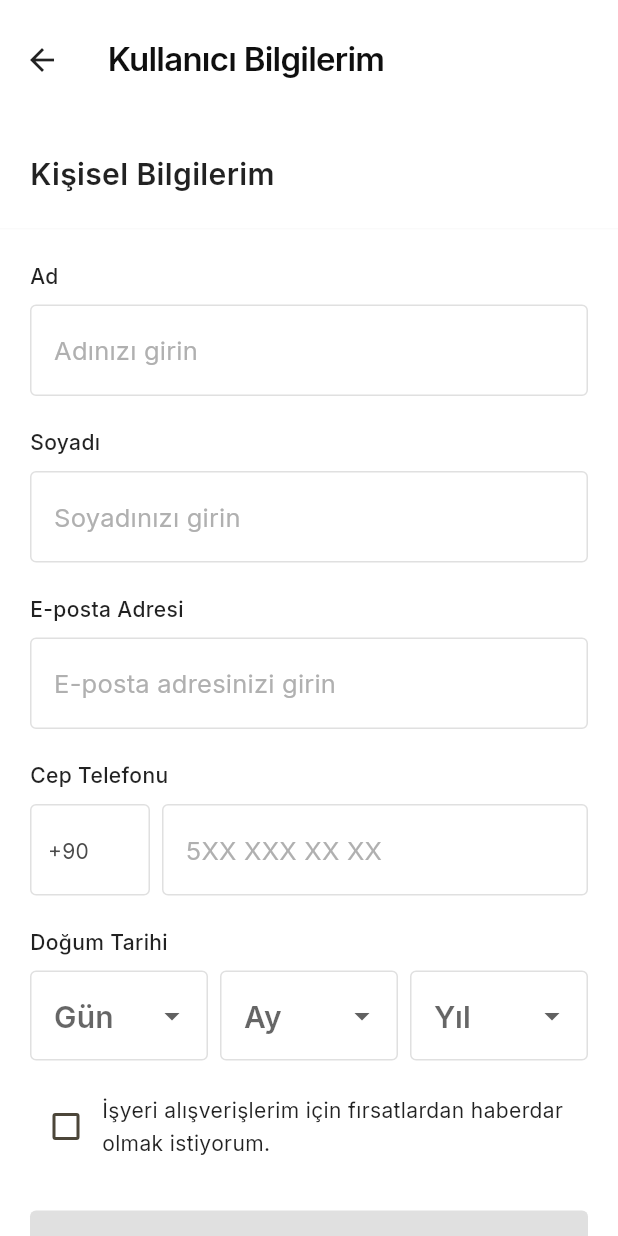
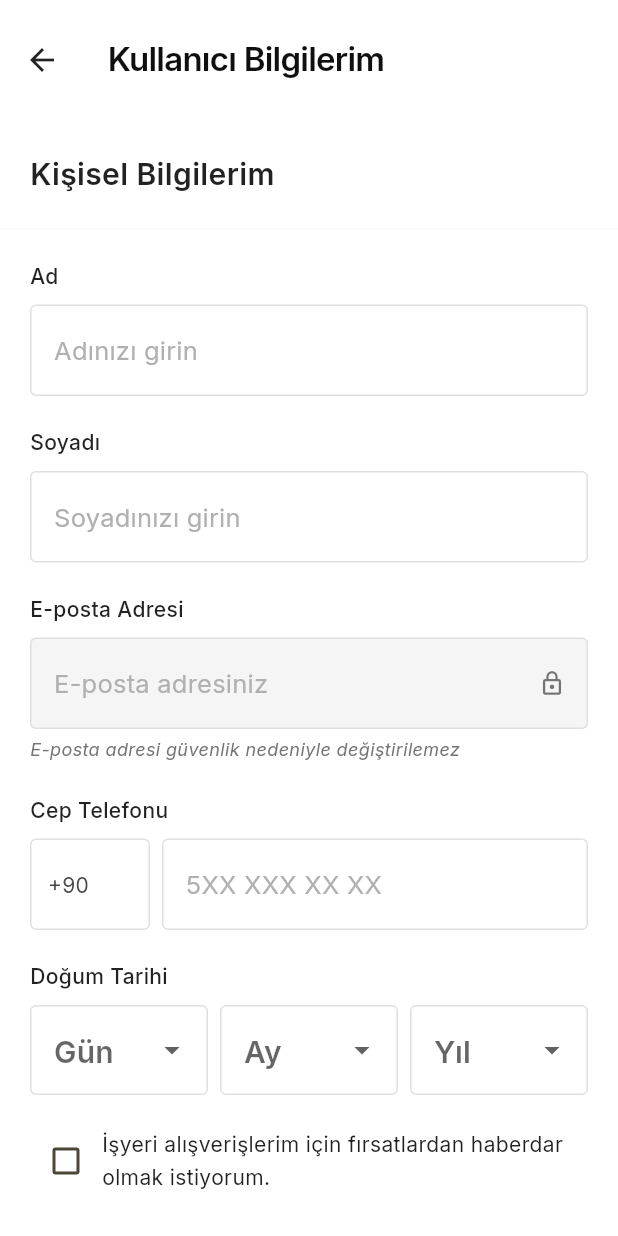
Before and after one commit to ibrahimbaspinar00/tuning, a Flutter app: the ProfilDuzenlemeSayfasi screen opened directly, on a phone screen of 412 x 824 dp. Run offline on Flutter 3.47's test engine with Material 3 defaults, Android fonts, the phone set to English and light mode, and no system bars; our stand-ins replace app_links, cached_network_image, cloud_firestore, connectivity_plus, firebase_auth, firebase_core and 7 more; missing offline and left inert: dart:html; accounts and stored records are empty.

Commit message:
Fix: Profil düzenleme - Email alanı düzenlenemez yapıldı, sadece görüntüleme modunda

```diff
--- a/lib/sayfalar/profil_duzenleme_sayfasi.dart
+++ b/lib/sayfalar/profil_duzenleme_sayfasi.dart
@@ -196,44 +196,8 @@ class _ProfilDuzenlemeSayfasiState extends State<ProfilDuzenlemeSayfasi> {
         });
       }
 
-      // E-posta değiştirilmişse direkt Firebase Auth'ta güncellemeyi dene
-      final newEmail = _emailController.text.trim();
-      if (user != null && user.email != null && user.email!.toLowerCase() != newEmail.toLowerCase()) {
-        try {
-          // Direkt email değişikliğini dene
-          await user.updateEmail(newEmail);
-
-          // Başarılı olursa kullanıcıya bilgi ver
-          if (mounted) {
-            debugPrint('✅ Email başarıyla Firebase Auth\'da güncellendi');
-          }
-        } catch (authError) {
-          // Email değişikliği başarısız olursa (doğrulama gerekiyorsa)
-          // Firestore'da güncelleme zaten yapıldı, kullanıcıya bilgi ver
-          debugPrint('⚠️ Firebase Auth email güncelleme hatası: $authError');
-
-          // Hata mesajını kontrol et
-          final errorString = authError.toString();
-          if (errorString.contains('requires-recent-login') ||
-              errorString.contains('operation-not-allowed')) {
-            // Doğrulama gerekiyor ama Firestore'da güncellendi
-            if (mounted) {
-              ScaffoldMessenger.of(context).showSnackBar(
-                SnackBar(
-                  content: Text(
-                    'E-posta adresi Firestore\'da güncellendi. Firebase Authentication için yeniden giriş yapmanız gerekebilir.',
-                  ),
-                  backgroundColor: Colors.orange,
-                  duration: const Duration(seconds: 4),
-                ),
-              );
-            }
-          } else {
-            // Diğer hatalar için genel mesaj
-            debugPrint('Email güncelleme hatası: $authError');
-          }
-        }
-      }
+      // Email değişikliği yapılmıyor - email alanı disabled
+      // Sadece mevcut email'i Firestore'da sakla (değişiklik yok)
 
       if (mounted) {
         ScaffoldMessenger.of(context).showSnackBar(
@@ -415,7 +379,7 @@ class _ProfilDuzenlemeSayfasiState extends State<ProfilDuzenlemeSayfasi> {
                           ),
                           const SizedBox(height: 20),
 
-                          // E-posta Adresi
+                           // E-posta Adresi - Sadece görüntüleme (düzenlenemez)
                            Text(
                              'E-posta Adresi',
                              style: GoogleFonts.inter(
@@ -427,9 +391,10 @@ class _ProfilDuzenlemeSayfasiState extends State<ProfilDuzenlemeSayfasi> {
                            const SizedBox(height: 8),
                            TextFormField(
                              controller: _emailController,
+                             enabled: false, // Düzenlenemez
                              keyboardType: TextInputType.emailAddress,
                              decoration: InputDecoration(
-                              hintText: 'E-posta adresinizi girin',
+                               hintText: 'E-posta adresiniz',
                                border: OutlineInputBorder(
                                  borderRadius: BorderRadius.circular(4),
                                  borderSide: BorderSide(color: Colors.grey[300]!),
@@ -438,24 +403,32 @@ class _ProfilDuzenlemeSayfasiState extends State<ProfilDuzenlemeSayfasi> {
                                  borderRadius: BorderRadius.circular(4),
                                  borderSide: BorderSide(color: Colors.grey[300]!),
                                ),
-                              focusedBorder: OutlineInputBorder(
+                               disabledBorder: OutlineInputBorder(
                                  borderRadius: BorderRadius.circular(4),
-                                borderSide: const BorderSide(color: Color(0xFFF27A1A)),
+                                 borderSide: BorderSide(color: Colors.grey[300]!),
                                ),
                                filled: true,
-                              fillColor: Colors.white,
+                               fillColor: Colors.grey[100], // Disabled görünümü
                                contentPadding: const EdgeInsets.symmetric(horizontal: 12, vertical: 16),
+                               suffixIcon: Icon(
+                                 Icons.lock_outline,
+                                 size: 18,
+                                 color: Colors.grey[600],
                                ),
-                            style: GoogleFonts.inter(fontSize: 14),
-                            validator: (value) {
-                              if (value == null || value.trim().isEmpty) {
-                                return 'E-posta gereklidir';
-                              }
-                              if (!value.contains('@') || !value.contains('.')) {
-                                return 'Geçerli bir e-posta adresi girin';
-                              }
-                              return null;
-                            },
+                             ),
+                             style: GoogleFonts.inter(
+                               fontSize: 14,
+                               color: Colors.grey[700], // Disabled text rengi
+                             ),
+                           ),
+                           const SizedBox(height: 4),
+                           Text(
+                             'E-posta adresi güvenlik nedeniyle değiştirilemez',
+                             style: GoogleFonts.inter(
+                               fontSize: 12,
+                               color: Colors.grey[600],
+                               fontStyle: FontStyle.italic,
+                             ),
                            ),
                           const SizedBox(height: 20),
 
```
Lines whose indentation alone changed are shown as unchanged.
